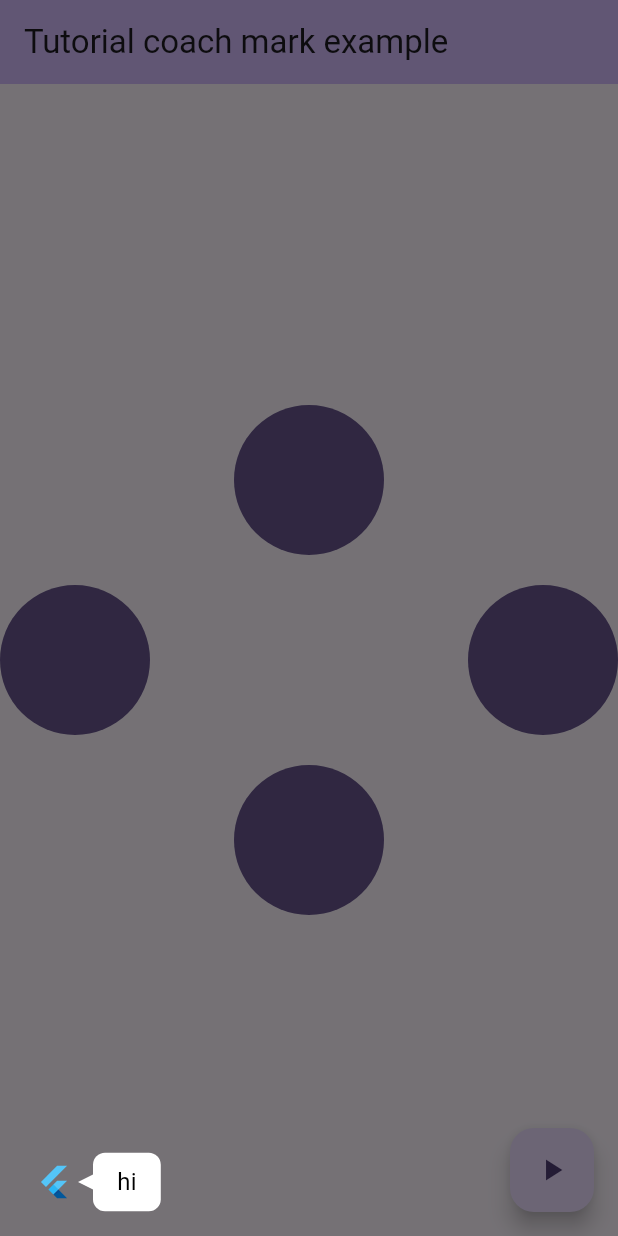
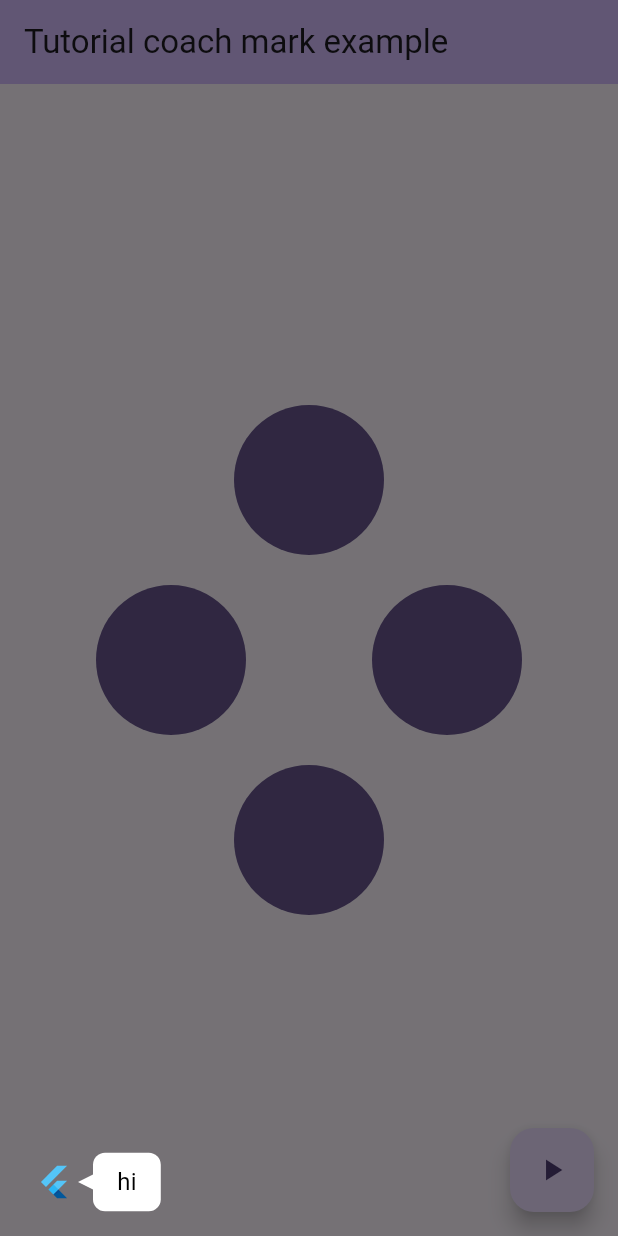
Before and after one commit to hongmono/flutter_tutorial, a Flutter app: the screen it shows after launch, after a tap on the "play arrow" icon, on a phone screen of 412 x 824 dp. Run offline on Flutter 3.47's test engine with Material 3 defaults, Android fonts, the phone set to English and light mode, and no system bars.

Commit message:
fix: tooltip 버그 수정

```diff
--- a/example/lib/main.dart
+++ b/example/lib/main.dart
@@ -54,7 +54,7 @@ class _HomePageState extends State<HomePage> {
             ),
             const SizedBox(height: 20),
             Padding(
-              padding: const EdgeInsets.symmetric(horizontal: 0.0),
+              padding: const EdgeInsets.symmetric(horizontal: 64.0),
               child: Row(
                 mainAxisAlignment: MainAxisAlignment.spaceBetween,
                 children: [
@@ -84,16 +84,16 @@ class _HomePageState extends State<HomePage> {
             ..start(
               [
                 [const TutorialMessage(message: 'hi')],
-                [TutorialItemMessage(targetKey: firstKey, message: 'This is a first item', tooltipConfig: TooltipConfig(axis: Axis.vertical))],
+                [TutorialItemMessage(targetKey: firstKey, message: 'This is a first item')],
                 [TutorialItemMessage(targetKey: secondKey, message: 'This is a second item')],
                 [
                   TutorialItemMessage(
-                    targetKey: thirdKey,
+                    targetKey: fourthKey,
                     message:
                         'this is a fourth itemthis is a fourth itemthis is a fourth itemthis is a fourth itemthis is a fourth itemthis is a fourth itemthis is a fourth itemthis is a fourth itemthis is a fourth itemthis is a fourth itemthis is a fourth item',
                   ),
                   TutorialItemMessage(
-                    targetKey: fourthKey,
+                    targetKey: thirdKey,
                   ),
                 ],
               ],
--- a/lib/src/tooltip_widget.dart
+++ b/lib/src/tooltip_widget.dart
@@ -1,3 +1,5 @@
+import 'dart:math';
+
 import 'package:flutter/foundation.dart';
 import 'package:flutter/material.dart';
 import 'package:tutorial/src/triangles/right_triangle.dart';
@@ -265,30 +267,30 @@ class _TooltipWidgetState extends State<TooltipWidget> with SingleTickerProvider
       _ => Alignment.center,
     };
 
-    final Size preferredSize = _textSize(widget.message ?? '', widget.messageStyle, remainWidth);
+    final Size preferredSize = _textSize(widget.message ?? '', widget.messageStyle, remainWidth - widget.messagePadding.horizontal) +
+        Offset(
+          widget.messagePadding.horizontal,
+          widget.messagePadding.vertical,
+        );
 
     final double overflowWidth = (preferredSize.width - targetSize.width) / 2;
-    double dx;
 
-    if (overflowWidth < 0) {
-      dx = 0;
-    } else {
-      final edgeFromLeft = targetPosition.dx;
-      final edgeFromRight = MediaQuery.of(context).size.width - (targetPosition.dx + targetSize.width);
+    final edgeFromLeft = targetPosition.dx - overflowWidth;
+    final edgeFromRight = MediaQuery.of(context).size.width - (targetPosition.dx + targetSize.width + overflowWidth);
+    final edgeFromSide = min(edgeFromLeft, edgeFromRight);
 
-      if (widget.padding.horizontal / 2 + edgeFromLeft - overflowWidth < 0) {
-        dx = widget.padding.horizontal / 2 + overflowWidth - edgeFromLeft;
-      } else if (widget.padding.horizontal / 2 + edgeFromRight - overflowWidth < 0) {
-        dx = edgeFromRight - (overflowWidth + widget.padding.horizontal / 2);
+    print(edgeFromSide);
+
+    double dx = 0;
+
+    if (edgeFromSide < widget.padding.horizontal / 2) {
+      if (isLeft) {
+        dx = (widget.padding.horizontal / 2) - edgeFromSide;
       } else {
-        dx = 0;
+        dx = -(widget.padding.horizontal / 2) + edgeFromSide;
       }
     }
 
-    if (kDebugMode) {
-      print(
-          'targetCenterPosition: $targetCenterPosition, targetPosition: $targetPosition, targetSize: $targetSize, deviceWidth: $deviceWidth, remainWidth: $remainWidth, preferredSize: $preferredSize, overflowWidth: $overflowWidth, dx: $dx');
-    }
     return (
       targetAnchor: targetAnchor,
       followerAnchor: followerAnchor,
--- a/lib/src/tutorial.dart
+++ b/lib/src/tutorial.dart
@@ -15,17 +15,14 @@ class Tutorial {
   TooltipConfig? tooltipConfig;
 
   Future<void> start(List<List<Message>> messages) async {
-    await Navigator.push(
-      context,
-      HeroDialogRoute(
-        builder: (context) {
-          return TutorialView(
-            messages: messages,
-            messageConfig: messageConfig ?? TutorialMessageConfig(child: const FlutterLogo()),
-            itemMessageConfig: itemMessageConfig ?? TutorialItemMessageConfig(),
-            tooltipConfig: tooltipConfig ?? TooltipConfig(),
-          );
-        },
+    await showDialog(
+      context: context,
+      useSafeArea: false,
+      builder: (context) => TutorialView(
+        messages: messages,
+        messageConfig: messageConfig ?? TutorialMessageConfig(child: const FlutterLogo()),
+        itemMessageConfig: itemMessageConfig ?? TutorialItemMessageConfig(),
+        tooltipConfig: tooltipConfig ?? TooltipConfig(),
       ),
     );
   }
```
